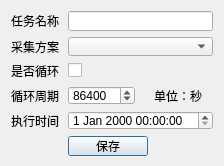
Old version of the form UI/Task.ui in the repository leaboy/pycollect.
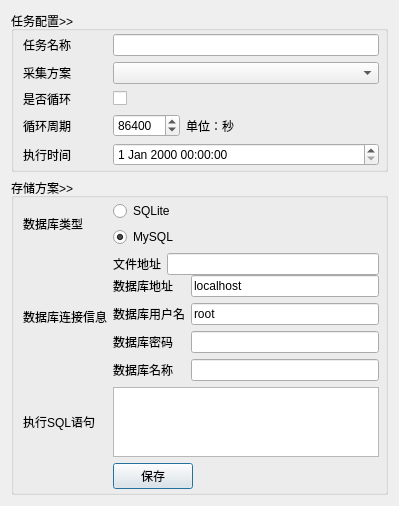
New version of the form.

Commit message: Task add database config

```diff
--- a/UI/Task.ui
+++ b/UI/Task.ui
@@ -6,30 +6,48 @@
    <rect>
     <x>0</x>
     <y>0</y>
-    <width>224</width>
-    <height>166</height>
+    <width>399</width>
+    <height>457</height>
    </rect>
   </property>
-  <property name="minimumSize">
-   <size>
-    <width>224</width>
-    <height>166</height>
-   </size>
-  </property>
-  <property name="maximumSize">
-   <size>
-    <width>224</width>
-    <height>166</height>
-   </size>
-  </property>
   <property name="windowTitle">
    <string>Dialog</string>
   </property>
   <layout class="QVBoxLayout" name="verticalLayout">
    <item>
+    <widget class="QGroupBox" name="groupBox">
+     <property name="title">
+      <string>任务配置&gt;&gt;</string>
+     </property>
+     <property name="flat">
+      <bool>true</bool>
+     </property>
+     <layout class="QHBoxLayout" name="horizontalLayout">
+      <property name="topMargin">
+       <number>3</number>
+      </property>
+      <property name="rightMargin">
+       <number>6</number>
+      </property>
+      <property name="bottomMargin">
+       <number>3</number>
+      </property>
+      <item>
     <layout class="QGridLayout" name="gridLayout">
      <item row="0" column="0">
       <widget class="QLabel" name="label_2">
+          <property name="sizePolicy">
+           <sizepolicy hsizetype="Fixed" vsizetype="Preferred">
+            <horstretch>0</horstretch>
+            <verstretch>0</verstretch>
+           </sizepolicy>
+          </property>
+          <property name="minimumSize">
+           <size>
+            <width>84</width>
+            <height>0</height>
+           </size>
+          </property>
        <property name="text">
         <string>任务名称</string>
        </property>
@@ -79,25 +97,6 @@
      <item row="4" column="1" colspan="2">
       <widget class="QDateTimeEdit" name="runtime"/>
      </item>
-     <item row="5" column="1">
-      <widget class="QPushButton" name="taskSave">
-       <property name="sizePolicy">
-        <sizepolicy hsizetype="Fixed" vsizetype="Fixed">
-         <horstretch>0</horstretch>
-         <verstretch>0</verstretch>
-        </sizepolicy>
-       </property>
-       <property name="minimumSize">
-        <size>
-         <width>0</width>
-         <height>0</height>
-        </size>
-       </property>
-       <property name="text">
-        <string>保存</string>
-       </property>
-      </widget>
-     </item>
      <item row="3" column="2">
       <widget class="QLabel" name="label_5">
        <property name="text">
@@ -131,6 +130,192 @@
    </item>
   </layout>
  </widget>
+   </item>
+   <item>
+    <widget class="QGroupBox" name="groupBox_2">
+     <property name="title">
+      <string>存储方案&gt;&gt;</string>
+     </property>
+     <property name="flat">
+      <bool>true</bool>
+     </property>
+     <layout class="QHBoxLayout" name="horizontalLayout_2">
+      <property name="topMargin">
+       <number>3</number>
+      </property>
+      <property name="rightMargin">
+       <number>6</number>
+      </property>
+      <property name="bottomMargin">
+       <number>3</number>
+      </property>
+      <item>
+       <layout class="QGridLayout" name="gridLayout_3">
+        <item row="3" column="1">
+         <widget class="QPushButton" name="taskSave">
+          <property name="sizePolicy">
+           <sizepolicy hsizetype="Fixed" vsizetype="Fixed">
+            <horstretch>0</horstretch>
+            <verstretch>0</verstretch>
+           </sizepolicy>
+          </property>
+          <property name="text">
+           <string>保存</string>
+          </property>
+         </widget>
+        </item>
+        <item row="2" column="1">
+         <widget class="QPlainTextEdit" name="plainTextEdit">
+          <property name="sizePolicy">
+           <sizepolicy hsizetype="Expanding" vsizetype="Expanding">
+            <horstretch>0</horstretch>
+            <verstretch>0</verstretch>
+           </sizepolicy>
+          </property>
+         </widget>
+        </item>
+        <item row="2" column="0">
+         <widget class="QLabel" name="label_14">
+          <property name="text">
+           <string>执行SQL语句</string>
+          </property>
+         </widget>
+        </item>
+        <item row="1" column="1">
+         <layout class="QVBoxLayout" name="verticalLayout_2">
+          <property name="spacing">
+           <number>0</number>
+          </property>
+          <item>
+           <widget class="QWidget" name="sqlite_layout" native="true">
+            <layout class="QGridLayout" name="gridLayout_2" rowstretch="0">
+             <property name="margin">
+              <number>0</number>
+             </property>
+             <property name="spacing">
+              <number>6</number>
+             </property>
+             <item row="0" column="1">
+              <widget class="QLineEdit" name="sqlite_dbname"/>
+             </item>
+             <item row="0" column="0">
+              <widget class="QLabel" name="label_9">
+               <property name="text">
+                <string>文件地址</string>
+               </property>
+              </widget>
+             </item>
+            </layout>
+           </widget>
+          </item>
+          <item>
+           <widget class="QWidget" name="mysql_layout" native="true">
+            <layout class="QGridLayout" name="gridLayout_4">
+             <property name="margin">
+              <number>0</number>
+             </property>
+             <property name="spacing">
+              <number>6</number>
+             </property>
+             <item row="0" column="0">
+              <widget class="QLabel" name="label_10">
+               <property name="text">
+                <string>数据库地址</string>
+               </property>
+              </widget>
+             </item>
+             <item row="0" column="1">
+              <widget class="QLineEdit" name="mysql_dbhost">
+               <property name="text">
+                <string>localhost</string>
+               </property>
+              </widget>
+             </item>
+             <item row="1" column="0">
+              <widget class="QLabel" name="label_11">
+               <property name="text">
+                <string>数据库用户名</string>
+               </property>
+              </widget>
+             </item>
+             <item row="2" column="0">
+              <widget class="QLabel" name="label_12">
+               <property name="text">
+                <string>数据库密码</string>
+               </property>
+              </widget>
+             </item>
+             <item row="3" column="0">
+              <widget class="QLabel" name="label_13">
+               <property name="text">
+                <string>数据库名称</string>
+               </property>
+              </widget>
+             </item>
+             <item row="1" column="1">
+              <widget class="QLineEdit" name="mysql_dbuser">
+               <property name="text">
+                <string>root</string>
+               </property>
+              </widget>
+             </item>
+             <item row="2" column="1">
+              <widget class="QLineEdit" name="mysql_dbpw">
+               <property name="echoMode">
+                <enum>QLineEdit::Password</enum>
+               </property>
+              </widget>
+             </item>
+             <item row="3" column="1">
+              <widget class="QLineEdit" name="mysql_dbname"/>
+             </item>
+            </layout>
+           </widget>
+          </item>
+         </layout>
+        </item>
+        <item row="1" column="0">
+         <widget class="QLabel" name="label_8">
+          <property name="text">
+           <string>数据库连接信息</string>
+          </property>
+         </widget>
+        </item>
+        <item row="0" column="1">
+         <layout class="QVBoxLayout" name="verticalLayout_3">
+          <item>
+           <widget class="QRadioButton" name="dbtype_sqlite">
+            <property name="text">
+             <string>SQLite</string>
+            </property>
+           </widget>
+          </item>
+          <item>
+           <widget class="QRadioButton" name="dbtype_mysql">
+            <property name="text">
+             <string>MySQL</string>
+            </property>
+            <property name="checked">
+             <bool>true</bool>
+            </property>
+           </widget>
+          </item>
+         </layout>
+        </item>
+        <item row="0" column="0">
+         <widget class="QLabel" name="label_7">
+          <property name="text">
+           <string>数据库类型</string>
+          </property>
+         </widget>
+        </item>
+       </layout>
+      </item>
+     </layout>
+    </widget>
+   </item>
+  </layout>
+ </widget>
  <tabstops>
   <tabstop>taskname</tabstop>
   <tabstop>robotid</tabstop>
```
Left out of the diff: 1 changed line with no effect on the pictures. Lines whose indentation alone changed are shown as unchanged. The commit also changes 4 other files.
